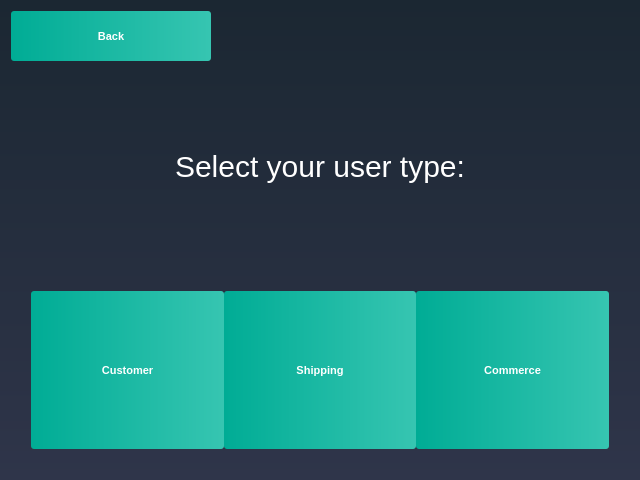
This is Hermes_GUI/signin_dialog.ui in gustavo-dgs/Hermes as Qt 5 draws it before an edit. The edited form follows.
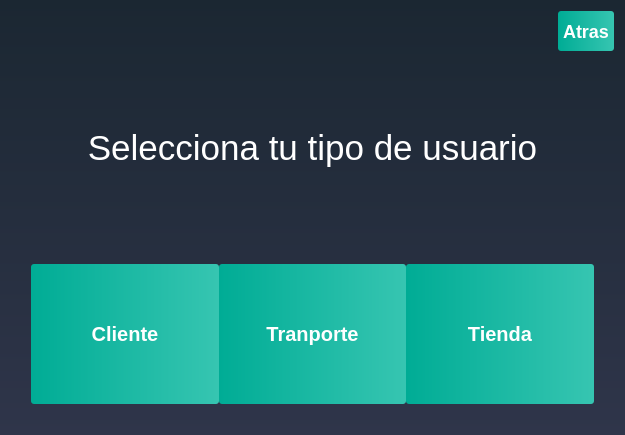
This is the edited form. Icons and pictures are not drawn.

What changed in the file:
```diff
--- a/Hermes_GUI/signin_dialog.ui
+++ b/Hermes_GUI/signin_dialog.ui
@@ -6,8 +6,8 @@
    <rect>
     <x>0</x>
     <y>0</y>
-    <width>640</width>
-    <height>480</height>
+    <width>625</width>
+    <height>435</height>
    </rect>
   </property>
   <property name="windowTitle">
@@ -25,30 +25,105 @@
    <item>
     <layout class="QVBoxLayout" name="verticalLayout">
      <item>
-      <widget class="QPushButton" name="pushButton_4">
-       <property name="maximumSize">
-        <size>
-         <width>200</width>
-         <height>50</height>
-        </size>
-       </property>
-       <property name="styleSheet">
-        <string notr="true">QPushButton
+      <layout class="QHBoxLayout" name="horizontalLayout_2">
+       <item>
+        <widget class="QLabel" name="label_2">
+         <property name="maximumSize">
+          <size>
+           <width>180</width>
+           <height>80</height>
+          </size>
+         </property>
+         <property name="sizeIncrement">
+          <size>
+           <width>50</width>
+           <height>45</height>
+          </size>
+         </property>
+         <property name="baseSize">
+          <size>
+           <width>100</width>
+           <height>0</height>
+          </size>
+         </property>
+         <property name="styleSheet">
+          <string notr="true">QLabel
+{
+	background-color: transparent;
+
+
+
+}</string>
+         </property>
+         <property name="text">
+          <string/>
+         </property>
+         <property name="pixmap">
+          <pixmap resource="hermes_imagenes.qrc">:/Logo oficial Hermes(1).png</pixmap>
+         </property>
+        </widget>
+       </item>
+       <item>
+        <layout class="QHBoxLayout" name="horizontalLayout_3">
+         <item>
+          <layout class="QVBoxLayout" name="verticalLayout_4">
+           <property name="spacing">
+            <number>10</number>
+           </property>
+           <item>
+            <layout class="QVBoxLayout" name="verticalLayout_5"/>
+           </item>
+          </layout>
+         </item>
+        </layout>
+       </item>
+       <item alignment="Qt::AlignRight">
+        <widget class="QPushButton" name="pushButton_4">
+         <property name="maximumSize">
+          <size>
+           <width>100</width>
+           <height>40</height>
+          </size>
+         </property>
+         <property name="font">
+          <font>
+           <pointsize>-1</pointsize>
+           <weight>75</weight>
+           <bold>true</bold>
+          </font>
+         </property>
+         <property name="styleSheet">
+          <string notr="true">QPushButton
 {
 	background-color: qlineargradient(spread:pad, x1:0, y1:0.511, x2:1, y2:0.511, stop:0 rgba(0, 172, 149, 255),stop:0.995192 rgba(54, 197, 177, 255));
 	color: #fff;
-	font-size: 11px;
+	font-size: 18px;
 	font-weight: bold;
 	border: none;
 	border-radius: 3px;
 	padding: 5px;
 
 }</string>
-       </property>
-       <property name="text">
-        <string>Back</string>
-       </property>
-      </widget>
+         </property>
+         <property name="text">
+          <string>Atras</string>
+         </property>
+         <property name="icon">
+          <iconset resource="hermes_imagenes.qrc">
+           <normaloff>:/back.png</normaloff>:/back.png</iconset>
+         </property>
+         <property name="iconSize">
+          <size>
+           <width>25</width>
+           <height>25</height>
+          </size>
+         </property>
+        </widget>
+       </item>
+      </layout>
+     </item>
+     <item>
+      <layout class="QVBoxLayout" name="verticalLayout_3"/>
      </item>
      <item>
       <widget class="QLabel" name="label">
@@ -62,12 +137,13 @@
 {
 	background-color: transparent;
 	color: #ffffff;
-	font-size: 30px;
+	font-size: 35px;
+	font-style: bold;
 
 }</string>
        </property>
        <property name="text">
-        <string>Select your user type:</string>
+        <string>Selecciona tu tipo de usuario</string>
        </property>
        <property name="alignment">
         <set>Qt::AlignCenter</set>
@@ -99,12 +175,25 @@
            <verstretch>0</verstretch>
           </sizepolicy>
          </property>
+         <property name="maximumSize">
+          <size>
+           <width>200</width>
+           <height>200</height>
+          </size>
+         </property>
+         <property name="font">
+          <font>
+           <pointsize>-1</pointsize>
+           <weight>75</weight>
+           <bold>true</bold>
+          </font>
+         </property>
          <property name="styleSheet">
           <string notr="true">QPushButton
 {
 	background-color: qlineargradient(spread:pad, x1:0, y1:0.511, x2:1, y2:0.511, stop:0 rgba(0, 172, 149, 255),stop:0.995192 rgba(54, 197, 177, 255));
 	color: #fff;
-	font-size: 11px;
+	font-size: 20px;
 	font-weight: bold;
 	border: none;
 	border-radius: 3px;
@@ -113,7 +202,17 @@
 }</string>
          </property>
          <property name="text">
-          <string>Customer</string>
+          <string>Cliente</string>
+         </property>
+         <property name="icon">
+          <iconset resource="hermes_imagenes.qrc">
+           <normaloff>:/usuariosito.png</normaloff>:/usuariosito.png</iconset>
+         </property>
+         <property name="iconSize">
+          <size>
+           <width>100</width>
+           <height>100</height>
+          </size>
          </property>
         </widget>
        </item>
@@ -125,12 +224,25 @@
            <verstretch>0</verstretch>
           </sizepolicy>
          </property>
+         <property name="maximumSize">
+          <size>
+           <width>210</width>
+           <height>200</height>
+          </size>
+         </property>
+         <property name="font">
+          <font>
+           <pointsize>-1</pointsize>
+           <weight>75</weight>
+           <bold>true</bold>
+          </font>
+         </property>
          <property name="styleSheet">
           <string notr="true">QPushButton
 {
 	background-color: qlineargradient(spread:pad, x1:0, y1:0.511, x2:1, y2:0.511, stop:0 rgba(0, 172, 149, 255),stop:0.995192 rgba(54, 197, 177, 255));
 	color: #fff;
-	font-size: 11px;
+	font-size: 20px;
 	font-weight: bold;
 	border: none;
 	border-radius: 3px;
@@ -139,7 +251,17 @@
 }</string>
          </property>
          <property name="text">
-          <string>Shipping</string>
+          <string>Tranporte</string>
+         </property>
+         <property name="icon">
+          <iconset resource="hermes_imagenes.qrc">
+           <normaloff>:/transportico.png</normaloff>:/transportico.png</iconset>
+         </property>
+         <property name="iconSize">
+          <size>
+           <width>100</width>
+           <height>100</height>
+          </size>
          </property>
         </widget>
        </item>
@@ -151,12 +273,25 @@
            <verstretch>0</verstretch>
           </sizepolicy>
          </property>
+         <property name="maximumSize">
+          <size>
+           <width>200</width>
+           <height>200</height>
+          </size>
+         </property>
+         <property name="font">
+          <font>
+           <pointsize>-1</pointsize>
+           <weight>75</weight>
+           <bold>true</bold>
+          </font>
+         </property>
          <property name="styleSheet">
           <string notr="true">QPushButton
 {
 	background-color: qlineargradient(spread:pad, x1:0, y1:0.511, x2:1, y2:0.511, stop:0 rgba(0, 172, 149, 255),stop:0.995192 rgba(54, 197, 177, 255));
 	color: #fff;
-	font-size: 11px;
+	font-size: 20px;
 	font-weight: bold;
 	border: none;
 	border-radius: 3px;
@@ -165,7 +300,17 @@
 }</string>
          </property>
          <property name="text">
-          <string>Commerce</string>
+          <string>Tienda</string>
+         </property>
+         <property name="icon">
+          <iconset resource="hermes_imagenes.qrc">
+           <normaloff>:/tiendita.png</normaloff>:/tiendita.png</iconset>
+         </property>
+         <property name="iconSize">
+          <size>
+           <width>100</width>
+           <height>100</height>
+          </size>
          </property>
         </widget>
        </item>
```
Left out of the diff: 4 changed lines with no effect on the pictures.
